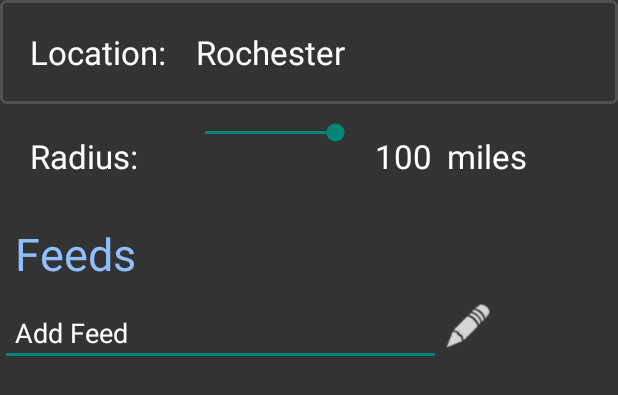
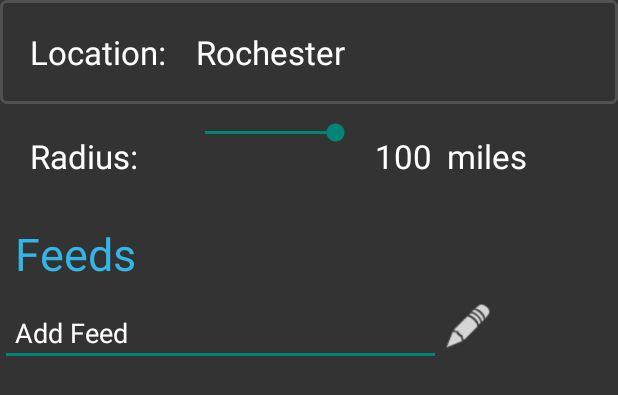
Before and after one commit to samjhill/MiddleMan, an Android app: the layout settings.xml on its own in the app's theme, with its tools: preview values and no code run, on a phone screen of 412 x 824 dp. Shown: the top 395 px of the screen. Run offline under Robolectric (Android 15) with nearby library versions, the phone set to English and light mode, and no system bars.

Commit message:
change colors to light blue

```diff
--- a/Middleman/Middleman/src/main/res/layout/settings.xml
+++ b/Middleman/Middleman/src/main/res/layout/settings.xml
@@ -99,7 +99,7 @@
                 android:text="@string/Feeds"
                 android:id="@+id/feedsLabelTextView"
                 android:padding="10dp"
-                android:textColor="#8fbfff"
+                android:textColor="@color/light_blue"
                 android:textSize="30dp"
                 android:textIsSelectable="false" />
         </TableRow>
```
